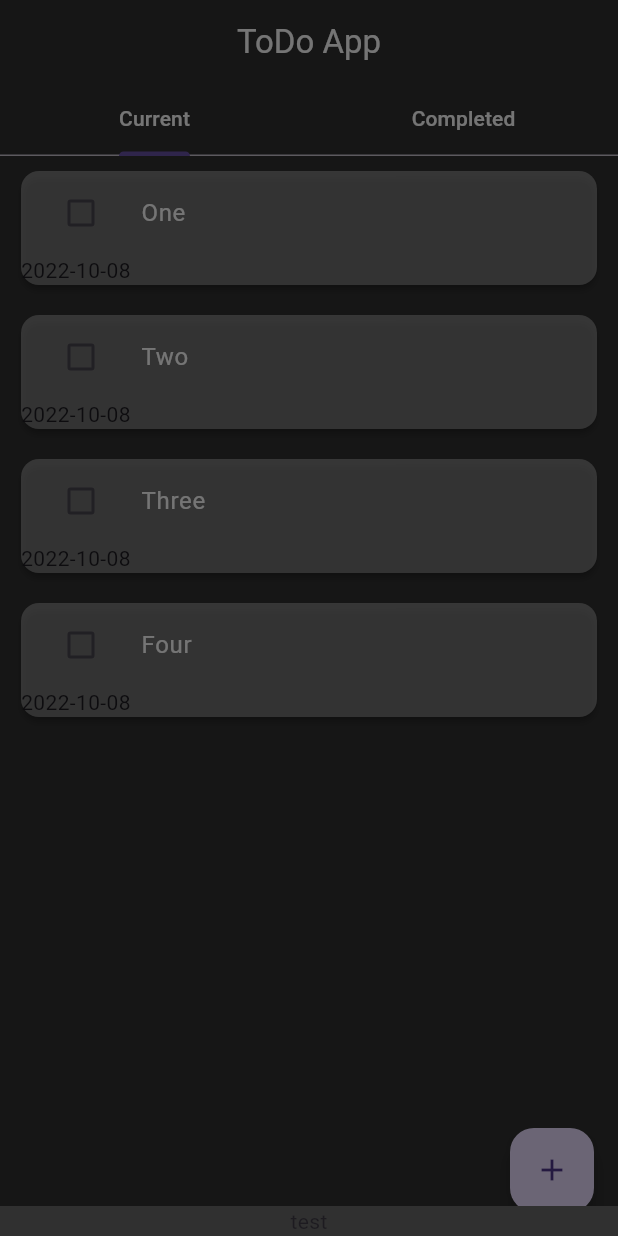
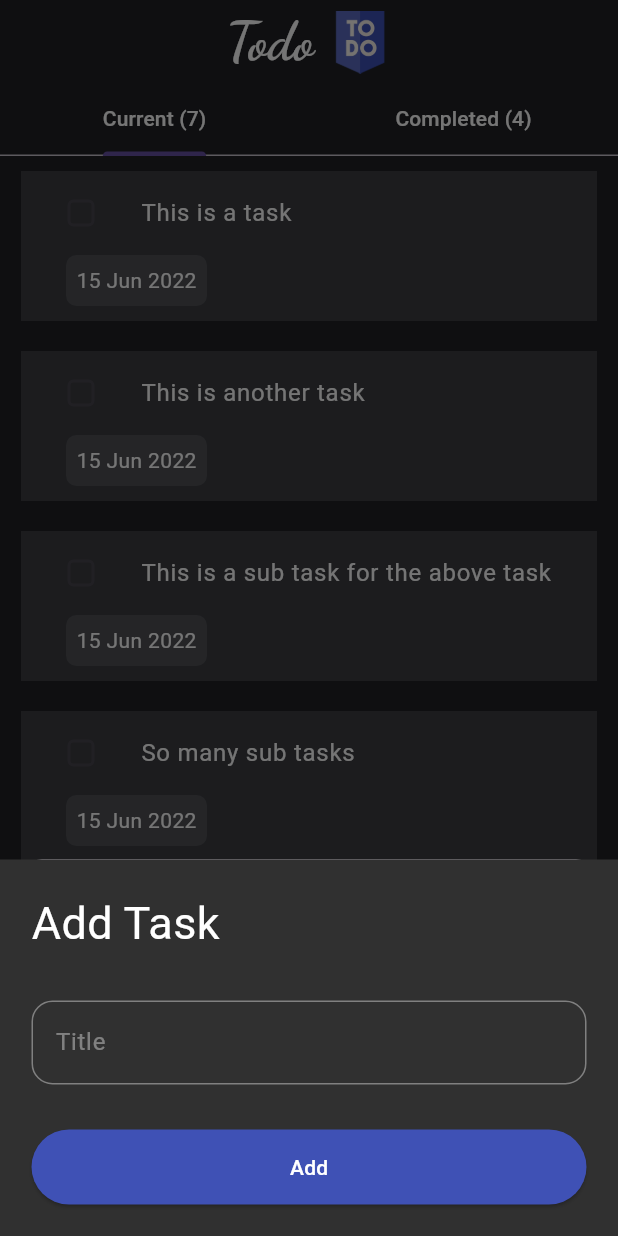
Before and after one commit to BavlyMourad/todo, a Flutter app: the screen it shows after launch, after a tap on the "add" icon, on a phone screen of 412 x 824 dp. Run offline on Flutter 3.47's test engine with Material 2 defaults, Android fonts, the phone set to English and light mode, and no system bars; drawn by our look-alikes of flutter_slidable.

Commit message:
Finished UI

```diff
--- a/lib/main.dart
+++ b/lib/main.dart
@@ -1,5 +1,7 @@
 import 'package:flutter/material.dart';
 import 'package:todo_app/screens/home_screen.dart';
+import 'package:todo_app/utils/app_colors.dart';
+import 'package:todo_app/utils/app_strings.dart';
 
 void main() {
   runApp(const MyApp());
@@ -12,10 +14,11 @@ class MyApp extends StatelessWidget {
   Widget build(BuildContext context) {
     return MaterialApp(
       debugShowCheckedModeBanner: false,
-      title: 'TODO',
+      title: AppStrings.appTitle,
       theme: ThemeData(
         useMaterial3: true,
-        primarySwatch: Colors.red,
+        primarySwatch: AppColors.primary,
+        unselectedWidgetColor: AppColors.primary, // Checkbox border
       ),
       home: const HomeScreen(),
     );
--- a/lib/screens/add_task_screen.dart
+++ /dev/null
@@ -1,13 +0,0 @@
-import 'package:flutter/material.dart';
-
-class AddTaskScreen extends StatelessWidget {
-  const AddTaskScreen({super.key});
-
-  @override
-  Widget build(BuildContext context) {
-    return Container(
-      color: Color(0xFF303030),
-      child: Center(child: Text('test')),
-    );
-  }
-}
--- a/lib/screens/home_screen.dart
+++ b/lib/screens/home_screen.dart
@@ -1,6 +1,8 @@
 import 'package:flutter/material.dart';
-import 'package:todo_app/screens/add_task_screen.dart';
-import 'package:todo_app/widgets/todo_list.dart';
+import 'package:todo_app/utils/app_colors.dart';
+import 'package:todo_app/utils/app_strings.dart';
+import 'package:todo_app/utils/app_utils.dart';
+import 'package:todo_app/widgets/tasks_list.dart';
 
 class HomeScreen extends StatelessWidget {
   const HomeScreen({super.key});
@@ -10,29 +12,44 @@ class HomeScreen extends StatelessWidget {
     return DefaultTabController(
       length: 2,
       child: Scaffold(
-        backgroundColor: const Color(0xFF303030),
+        backgroundColor: AppColors.dark,
         appBar: AppBar(
-          title: const Text(
-            'ToDo App',
-            style: TextStyle(color: Colors.white),
+          title: Row(
+            mainAxisAlignment: MainAxisAlignment.center,
+            children: [
+              const Text(
+                AppStrings.appTitle,
+                style: TextStyle(
+                  color: AppColors.white,
+                  fontFamily: AppStrings.dancingScriptFont,
+                  fontSize: 35.0,
+                  fontWeight: FontWeight.w700,
+                ),
+              ),
+              const SizedBox(width: 10.0),
+              Image.asset(
+                AppStrings.logoImg,
+                width: 42.0,
+                height: 42.0,
+              ),
+            ],
           ),
-          backgroundColor: const Color(0xFF303030),
-          centerTitle: true,
+          backgroundColor: AppColors.dark,
           bottom: const TabBar(
             tabs: [
               Tab(
                 child: Text(
-                  'Current',
+                  '${AppStrings.currentTabBar} (7)',
                   style: TextStyle(
-                    color: Colors.white,
+                    color: AppColors.white,
                   ),
                 ),
               ),
               Tab(
                 child: Text(
-                  'Completed',
+                  '${AppStrings.completedTabBar} (4)',
                   style: TextStyle(
-                    color: Colors.white,
+                    color: AppColors.white,
                   ),
                 ),
               ),
@@ -41,27 +58,15 @@ class HomeScreen extends StatelessWidget {
         ),
         body: TabBarView(
           children: [
-            TodoList(),
-            TodoList(),
+            TasksList(),
+            TasksList(),
           ],
         ),
         floatingActionButton: FloatingActionButton(
-          onPressed: () {
-            showModalBottomSheet(
-              context: context,
-              isScrollControlled: true,
-              builder: (context) {
-                return SingleChildScrollView(
-                  child: Container(
-                    padding: EdgeInsets.only(
-                      bottom: MediaQuery.of(context).viewInsets.bottom,
-                    ),
-                    child: const AddTaskScreen(),
-                  ),
-                );
-              },
-            );
-          },
+          onPressed: () => AppUtils.showBottomModalSheet(
+            context,
+            isNewTask: true,
+          ),
           child: const Icon(Icons.add),
         ),
       ),
--- /dev/null
+++ b/lib/screens/task_screen.dart
@@ -0,0 +1,50 @@
+import 'package:flutter/material.dart';
+import 'package:todo_app/utils/app_colors.dart';
+import 'package:todo_app/utils/app_strings.dart';
+import 'package:todo_app/widgets/custom_button.dart';
+import 'package:todo_app/widgets/custom_text_form_field.dart';
+
+class TaskScreen extends StatelessWidget {
+  const TaskScreen({super.key, required this.isNewTask});
+
+  static final GlobalKey<FormState> _formKey = GlobalKey<FormState>();
+  final bool isNewTask;
+
+  @override
+  Widget build(BuildContext context) {
+    String? newTaskTitle;
+
+    return Container(
+      padding: const EdgeInsets.all(21.0),
+      color: AppColors.grey,
+      child: Form(
+        key: _formKey,
+        child: Column(
+          crossAxisAlignment: CrossAxisAlignment.start,
+          children: [
+            Text(
+              isNewTask ? AppStrings.addTaskTitle : AppStrings.editTaskTitle,
+              style: const TextStyle(
+                color: AppColors.white,
+                fontSize: 30.0,
+              ),
+            ),
+            const SizedBox(height: 30.0),
+            CustomTextFormField(
+              onChanged: (value) {
+                newTaskTitle = value;
+              },
+            ),
+            const SizedBox(height: 30.0),
+            CustomButton(
+              onPressed: () {},
+              title: isNewTask
+                  ? AppStrings.addButtonTitle
+                  : AppStrings.saveButtonTitle,
+            ),
+          ],
+        ),
+      ),
+    );
+  }
+}
--- /dev/null
+++ b/lib/utils/app_colors.dart
@@ -0,0 +1,13 @@
+import 'package:flutter/material.dart';
+
+class AppColors {
+  static const MaterialColor primary = Colors.indigo;
+  static const Color white = Colors.white;
+  static const Color white38 = Colors.white38;
+  static const Color dark = Color(0xFF202125);
+  static const Color lightDark = Color(0xFF3C3D42);
+  static const Color grey = Color(0xFF303030);
+  static const Color green400 = Color(0xFF66BB6A);
+  static const Color red = Colors.red;
+  static const Color red400 = Color(0xFFEF5350);
+}
--- /dev/null
+++ b/lib/utils/app_strings.dart
@@ -0,0 +1,30 @@
+class AppStrings {
+  // App Title
+  static const String appTitle = 'Todo';
+
+  // Images
+  static const String logoImg = 'assets/images/logo.png';
+
+  // Fonts
+  static const String dancingScriptFont = 'Dancing Script';
+
+  // Tab Bar Title
+  static const String currentTabBar = 'Current';
+  static const String completedTabBar = 'Completed';
+
+  // Button Title
+  static const String editButtonTitle = 'Edit';
+  static const String deleteButtonTitle = 'Delete';
+  static const String addButtonTitle = 'Add';
+  static const String saveButtonTitle = 'Save';
+
+  // Titles
+  static const String addTaskTitle = 'Add Task';
+  static const String editTaskTitle = 'Edit Task';
+
+  // Hint Texts
+  static const String taskTitleHintText = 'Title';
+
+  // Errors
+  static const String taskIsEmptyError = 'Task can\'t be empty';
+}
--- /dev/null
+++ b/lib/utils/app_utils.dart
@@ -0,0 +1,24 @@
+import 'package:flutter/material.dart';
+import 'package:todo_app/screens/task_screen.dart';
+
+class AppUtils {
+  static void showBottomModalSheet(
+    BuildContext context, {
+    required bool isNewTask,
+  }) {
+    showModalBottomSheet(
+      context: context,
+      isScrollControlled: true,
+      builder: (context) {
+        return SingleChildScrollView(
+          child: Container(
+            padding: EdgeInsets.only(
+              bottom: MediaQuery.of(context).viewInsets.bottom,
+            ),
+            child: TaskScreen(isNewTask: isNewTask),
+          ),
+        );
+      },
+    );
+  }
+}
--- /dev/null
+++ b/lib/widgets/custom_button.dart
@@ -0,0 +1,30 @@
+import 'package:flutter/material.dart';
+import 'package:todo_app/utils/app_colors.dart';
+
+class CustomButton extends StatelessWidget {
+  const CustomButton({
+    super.key,
+    required this.onPressed,
+    required this.title,
+  });
+
+  final VoidCallback onPressed;
+  final String title;
+
+  @override
+  Widget build(BuildContext context) {
+    return ElevatedButton(
+      onPressed: onPressed,
+      style: ElevatedButton.styleFrom(
+        minimumSize: const Size(double.infinity, 50),
+        backgroundColor: AppColors.primary,
+      ),
+      child: Text(
+        title,
+        style: const TextStyle(
+          color: AppColors.white,
+        ),
+      ),
+    );
+  }
+}
--- /dev/null
+++ b/lib/widgets/custom_text_form_field.dart
@@ -0,0 +1,47 @@
+import 'package:flutter/material.dart';
+import 'package:todo_app/utils/app_colors.dart';
+import 'package:todo_app/utils/app_strings.dart';
+
+class CustomTextFormField extends StatelessWidget {
+  const CustomTextFormField({super.key, required this.onChanged});
+
+  final Function(String?) onChanged;
+
+  @override
+  Widget build(BuildContext context) {
+    return TextFormField(
+      decoration: InputDecoration(
+        border: const OutlineInputBorder(),
+        label: const Text(
+          AppStrings.taskTitleHintText,
+          style: TextStyle(
+            color: AppColors.white38,
+          ),
+        ),
+        fillColor: AppColors.white,
+        enabledBorder: OutlineInputBorder(
+          borderRadius: BorderRadius.circular(14.0),
+          borderSide: const BorderSide(
+            color: AppColors.white38,
+          ),
+        ),
+        focusedBorder: OutlineInputBorder(
+          borderRadius: BorderRadius.circular(14.0),
+          borderSide: const BorderSide(
+            color: AppColors.white38,
+          ),
+        ),
+      ),
+      style: const TextStyle(
+        color: AppColors.white,
+      ),
+      onChanged: onChanged,
+      validator: (value) {
+        if (value!.isEmpty) {
+          return AppStrings.taskIsEmptyError;
+        }
+        return null;
+      },
+    );
+  }
+}
--- /dev/null
+++ b/lib/widgets/task_card.dart
@@ -0,0 +1,86 @@
+import 'package:flutter/material.dart';
+import 'package:flutter_slidable/flutter_slidable.dart';
+import 'package:todo_app/utils/app_colors.dart';
+import 'package:todo_app/utils/app_strings.dart';
+import 'package:todo_app/utils/app_utils.dart';
+import 'package:todo_app/widgets/task_date.dart';
+import 'package:todo_app/widgets/task_list_tile.dart';
+
+class TaskCard extends StatefulWidget {
+  const TaskCard({super.key, required this.taskTitle});
+
+  final String taskTitle;
+
+  @override
+  State<TaskCard> createState() => _TaskCardState();
+}
+
+class _TaskCardState extends State<TaskCard> {
+  bool isCompleted = false;
+
+  @override
+  Widget build(BuildContext context) {
+    return Padding(
+      padding: const EdgeInsets.symmetric(
+        horizontal: 14.0,
+        vertical: 10.0,
+      ),
+      child: Slidable(
+        startActionPane: ActionPane(
+          motion: const ScrollMotion(),
+          children: [
+            SlidableAction(
+              onPressed: (context) => AppUtils.showBottomModalSheet(
+                context,
+                isNewTask: false,
+              ),
+              backgroundColor: AppColors.green400,
+              foregroundColor: AppColors.white,
+              icon: Icons.edit,
+              label: AppStrings.editButtonTitle,
+            ),
+          ],
+        ),
+        endActionPane: ActionPane(
+          motion: const ScrollMotion(),
+          children: [
+            SlidableAction(
+              onPressed: (context) {},
+              backgroundColor: AppColors.red400,
+              foregroundColor: AppColors.white,
+              icon: Icons.delete,
+              label: AppStrings.deleteButtonTitle,
+            ),
+          ],
+        ),
+        child: InkWell(
+          onTap: () {
+            setState(() {
+              isCompleted = !isCompleted;
+            });
+          },
+          child: Container(
+            color: AppColors.lightDark,
+            child: Column(
+              crossAxisAlignment: CrossAxisAlignment.start,
+              children: [
+                TaskListTile(
+                  taskTitle: widget.taskTitle,
+                  isCompleted: isCompleted,
+                  onChanged: (newValue) {
+                    setState(() {
+                      isCompleted = !isCompleted;
+                    });
+                  },
+                ),
+                const TaskDate(
+                  date: '15 Jun 2022',
+                ),
+              ],
+            ),
+          ),
+        ),
+      ),
+    );
+  }
+}
--- /dev/null
+++ b/lib/widgets/task_date.dart
@@ -0,0 +1,27 @@
+import 'package:flutter/material.dart';
+import 'package:todo_app/utils/app_colors.dart';
+
+class TaskDate extends StatelessWidget {
+  const TaskDate({super.key, required this.date});
+
+  final String date;
+
+  @override
+  Widget build(BuildContext context) {
+    return Container(
+      padding: const EdgeInsets.all(7.0),
+      decoration: BoxDecoration(
+        color: Colors.white10,
+        borderRadius: BorderRadius.circular(7.0),
+      ),
+      margin: const EdgeInsets.only(
+        left: 30.0,
+        bottom: 10.0,
+      ),
+      child: Text(
+        date,
+        style: const TextStyle(color: AppColors.white),
+      ),
+    );
+  }
+}
--- /dev/null
+++ b/lib/widgets/task_list_tile.dart
@@ -0,0 +1,36 @@
+import 'package:flutter/material.dart';
+import 'package:todo_app/utils/app_colors.dart';
+
+class TaskListTile extends StatelessWidget {
+  const TaskListTile({
+    super.key,
+    required this.taskTitle,
+    required this.isCompleted,
+    required this.onChanged,
+  });
+
+  final String taskTitle;
+  final bool isCompleted;
+  final void Function(bool?) onChanged;
+
+  @override
+  Widget build(BuildContext context) {
+    return ListTile(
+      leading: Checkbox(
+        value: isCompleted,
+        tristate: true,
+        shape: RoundedRectangleBorder(
+          borderRadius: BorderRadius.circular(4.0),
+        ),
+        onChanged: onChanged,
+      ),
+      title: Text(
+        taskTitle,
+        style: TextStyle(
+          color: AppColors.white,
+          decoration: isCompleted ? TextDecoration.lineThrough : null,
+        ),
+      ),
+    );
+  }
+}
--- /dev/null
+++ b/lib/widgets/tasks_list.dart
@@ -0,0 +1,25 @@
+import 'package:flutter/material.dart';
+import 'package:todo_app/widgets/task_card.dart';
+
+class TasksList extends StatelessWidget {
+  TasksList({super.key});
+
+  final List<String> tasks = [
+    'This is a task',
+    'This is another task',
+    'This is a sub task for the above task',
+    'So many sub tasks',
+  ];
+
+  @override
+  Widget build(BuildContext context) {
+    return ListView.builder(
+      itemCount: tasks.length,
+      itemBuilder: (context, index) {
+        return TaskCard(
+          taskTitle: tasks[index],
+        );
+      },
+    );
+  }
+}
--- a/lib/widgets/todo_list.dart
+++ /dev/null
@@ -1,81 +0,0 @@
-import 'package:flutter/material.dart';
-import 'package:flutter_slidable/flutter_slidable.dart';
-
-class TodoList extends StatelessWidget {
-  TodoList({super.key});
-
-  final List<String> todos = [
-    'One',
-    'Two',
-    'Three',
-    'Four',
-  ];
-
-  @override
-  Widget build(BuildContext context) {
-    return ListView.builder(
-      itemCount: todos.length,
-      itemBuilder: (context, index) {
-        return Card(
-          margin: const EdgeInsets.symmetric(
-            vertical: 10.0,
-            horizontal: 14.0,
-          ),
-          surfaceTintColor: Colors.white30,
-          color: Colors.white30,
-          elevation: 2.0,
-          child: Slidable(
-            startActionPane: ActionPane(
-              motion: const ScrollMotion(),
-              children: [
-                SlidableAction(
-                  // An action can be bigger than the others.
-                  flex: 2,
-                  onPressed: (context) {},
-                  backgroundColor: const Color(0xFF7BC043),
-                  foregroundColor: Colors.white,
-                  icon: Icons.edit,
-                  label: 'Edit',
-                ),
-              ],
-            ),
-            endActionPane: ActionPane(
-              motion: const ScrollMotion(),
-              children: [
-                SlidableAction(
-                  // An action can be bigger than the others.
-                  flex: 2,
-                  onPressed: (context) {},
-                  backgroundColor: const Color(0xFFFE4A49),
-                  foregroundColor: Colors.white,
-                  icon: Icons.delete,
-                  label: 'Delete',
-                ),
-              ],
-            ),
-            child: Column(
-              crossAxisAlignment: CrossAxisAlignment.start,
-              children: [
-                ListTile(
-                  leading: Checkbox(
-                    value: false,
-                    onChanged: (value) {},
-                  ),
-                  title: Text(
-                    todos[index],
-                    style: const TextStyle(
-                      color: Colors.white,
-                    ),
-                  ),
-                ),
-                Text(
-                  '2022-10-08',
-                ),
-              ],
-            ),
-          ),
-        );
-      },
-    );
-  }
-}
```
Also changed, not shown: pubspec.yaml (+16 -12 lines), assets/fonts/DancingScript-Bold.ttf (added), assets/fonts/DancingScript-Medium.ttf (added), assets/fonts/DancingScript-Regular.ttf (added), assets/fonts/DancingScript-SemiBold.ttf (added), assets/images/logo.png (added).
